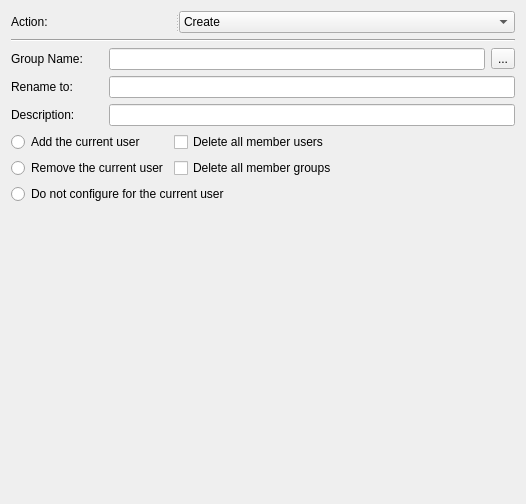
Old version of the form src/apps/mvvm-folders/local_users_and_groups/localgroupwidget.ui in the repository august-alt/policy-preferences-editor-prototype.
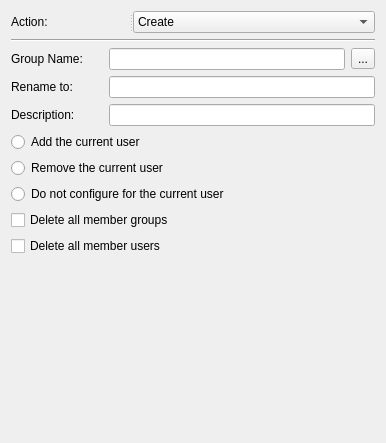
New version of the form. Custom widgets are drawn as their Qt base class.

Commit message: fix: fix local group widget

The edit to the form file:
```diff
--- a/src/apps/mvvm-folders/local_users_and_groups/localgroupwidget.ui
+++ b/src/apps/mvvm-folders/local_users_and_groups/localgroupwidget.ui
@@ -6,8 +6,8 @@
    <rect>
     <x>0</x>
     <y>0</y>
-    <width>403</width>
-    <height>504</height>
+    <width>380</width>
+    <height>443</height>
    </rect>
   </property>
   <property name="windowTitle">
@@ -138,45 +138,6 @@
       <property name="bottomMargin">
        <number>0</number>
       </property>
-      <item row="2" column="0" colspan="3">
-       <layout class="QFormLayout" name="formLayout">
-        <item row="0" column="0">
-         <widget class="QRadioButton" name="addUserRadioButton">
-          <property name="text">
-           <string>Add the current user</string>
-          </property>
-         </widget>
-        </item>
-        <item row="0" column="1">
-         <widget class="QCheckBox" name="deleteUsersCheckBox">
-          <property name="text">
-           <string>Delete all member users</string>
-          </property>
-         </widget>
-        </item>
-        <item row="1" column="0">
-         <widget class="QRadioButton" name="removeUserRadioButton">
-          <property name="text">
-           <string>Remove the current user</string>
-          </property>
-         </widget>
-        </item>
-        <item row="1" column="1">
-         <widget class="QCheckBox" name="deleteGroupCheckBox">
-          <property name="text">
-           <string>Delete all member groups</string>
-          </property>
-         </widget>
-        </item>
-        <item row="2" column="0" colspan="2">
-         <widget class="QRadioButton" name="doNotUserradioButton">
-          <property name="text">
-           <string>Do not configure for the current user</string>
-          </property>
-         </widget>
-        </item>
-       </layout>
-      </item>
       <item row="0" column="0">
        <widget class="QLabel" name="renameLabel">
         <property name="sizePolicy">
@@ -204,7 +165,7 @@
         </property>
        </widget>
       </item>
-      <item row="0" column="1" colspan="2">
+      <item row="0" column="1">
        <widget class="QLineEdit" name="renameLineEdit">
         <property name="text">
          <string/>
@@ -233,19 +194,58 @@
         </property>
        </widget>
       </item>
+      <item row="1" column="1">
+       <widget class="QLineEdit" name="descriptionLineEdit"/>
+      </item>
+      <item row="2" column="0" colspan="2">
+       <layout class="QGridLayout" name="gridLayout_3">
+        <item row="0" column="0">
+         <widget class="QRadioButton" name="addUserRadioButton">
+          <property name="text">
+           <string>Add the current user</string>
+          </property>
+         </widget>
+        </item>
+        <item row="1" column="0">
+         <widget class="QRadioButton" name="removeUserRadioButton">
+          <property name="text">
+           <string>Remove the current user</string>
+          </property>
+         </widget>
+        </item>
+        <item row="2" column="0">
+         <widget class="QRadioButton" name="doNotUserradioButton">
+          <property name="text">
+           <string>Do not configure for the current user</string>
+          </property>
+         </widget>
+        </item>
+        <item row="3" column="0">
+         <widget class="QCheckBox" name="deleteGroupCheckBox">
+          <property name="text">
+           <string>Delete all member groups</string>
+          </property>
+         </widget>
+        </item>
+        <item row="4" column="0">
+         <widget class="QCheckBox" name="deleteUsersCheckBox">
+          <property name="text">
+           <string>Delete all member users</string>
+          </property>
+         </widget>
+        </item>
+       </layout>
+      </item>
       <item row="3" column="0" colspan="2">
        <widget class="mvvm_folders::GroupMembersWidget" name="membersWidget" native="true">
         <property name="minimumSize">
          <size>
-          <width>387</width>
+          <width>364</width>
           <height>152</height>
          </size>
         </property>
        </widget>
       </item>
-      <item row="1" column="1" colspan="2">
-       <widget class="QLineEdit" name="descriptionLineEdit"/>
-      </item>
      </layout>
      <zorder>membersWidget</zorder>
      <zorder>renameLabel</zorder>
@@ -259,13 +259,10 @@
      <property name="orientation">
       <enum>Qt::Vertical</enum>
      </property>
-     <property name="sizeType">
-      <enum>QSizePolicy::MinimumExpanding</enum>
-     </property>
      <property name="sizeHint" stdset="0">
       <size>
-       <width>20</width>
-       <height>104</height>
+       <width>0</width>
+       <height>0</height>
       </size>
      </property>
     </spacer>
```
Left out of the diff: 2 changed lines with no effect on the pictures.
